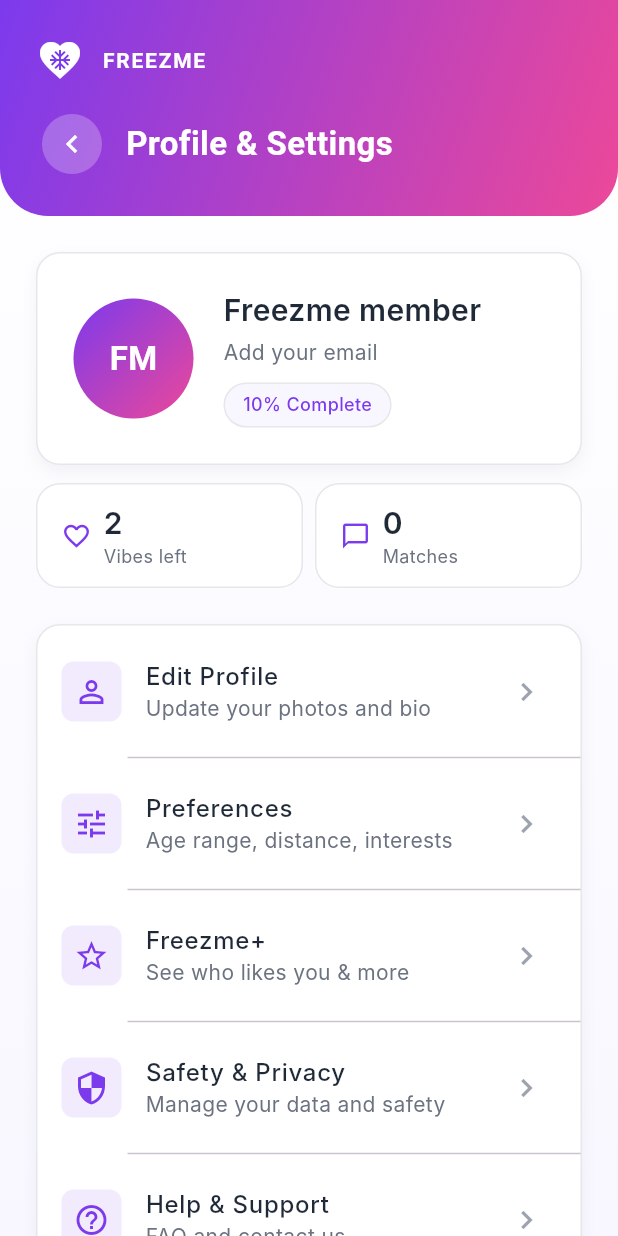
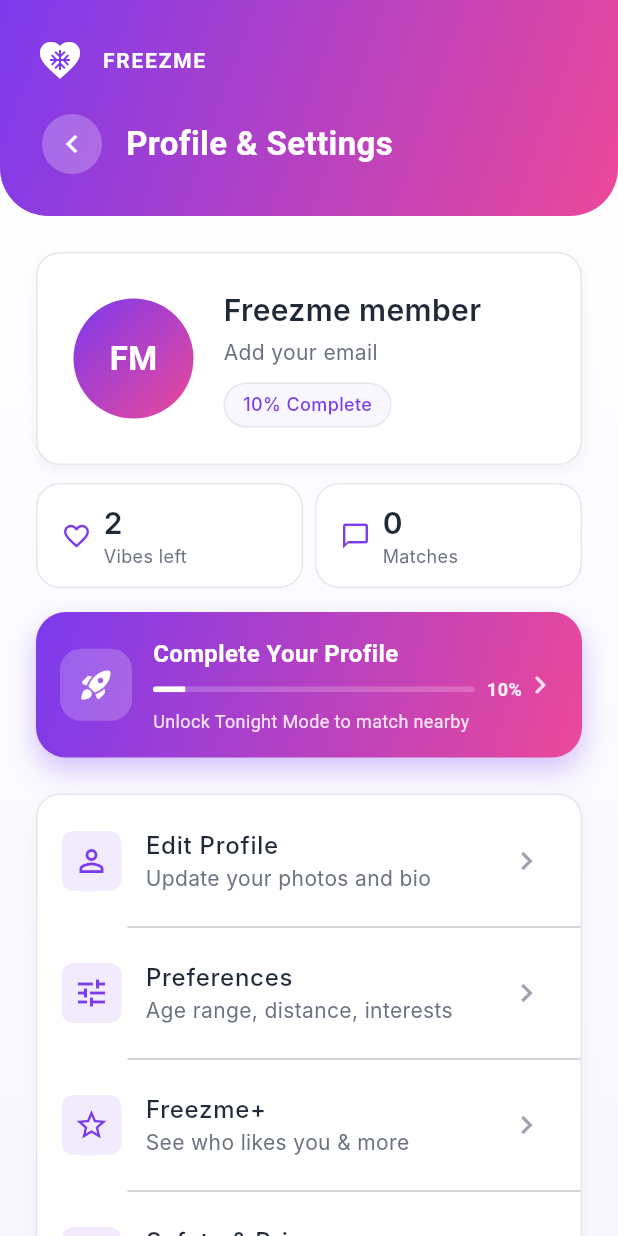
Before and after one commit to Leeshwaan04/freezmeonflutter, a Flutter app: the ProfileSettingsPage screen opened directly, on a phone screen of 412 x 824 dp. Run offline on Flutter 3.47's test engine with Material 3 defaults, Android fonts, the light colour scheme and no system bars; our stand-ins replace cached_network_image, cloud_firestore, cloud_functions, firebase_auth, firebase_core, firebase_messaging and 11 more; accounts and stored records are empty; network calls fail; Roboto replaces fonts that are missing (Inter).

Commit message:
Move profile completion prompt to Profile page, remove blocker from Tonight page

```diff
--- a/freezme/lib/ui/home/home_page.dart
+++ b/freezme/lib/ui/home/home_page.dart
@@ -148,7 +148,7 @@ class _HomePageState extends State<HomePage> {
             key: const PageStorageKey('homeScroll'),
             slivers: [
               _buildHeader(),
-              if (!flow.isProfileComplete) _buildProfileGate(flow),
+              // Profile completion prompt moved to Profile page - no longer a blocker here
               if (_isLoading) ...[
                  _buildLivePathsSkeleton(),
                  _buildTonightPoolSkeleton(),
--- a/freezme/lib/ui/profile/profile_settings_page.dart
+++ b/freezme/lib/ui/profile/profile_settings_page.dart
@@ -247,6 +247,12 @@ class _ProfileSettingsPageState extends State<ProfileSettingsPage> {
                         ],
                       ),
 
+                      // Profile Completion Banner - show when profile is not complete
+                      if (!flow.isProfileComplete) ...[
+                        const SizedBox(height: 16),
+                        _buildProfileCompletionBanner(flow, completion.toDouble()),
+                      ],
+
                       const SizedBox(height: 24),
 
                       // Menu Items
@@ -295,6 +301,105 @@ class _ProfileSettingsPageState extends State<ProfileSettingsPage> {
       ),
     );
   }
+
+  Widget _buildProfileCompletionBanner(AppFlowController flow, double completion) {
+    return GestureDetector(
+      onTap: () => flow.replaceStack(<AppStage>[AppStage.profileCompletion]),
+      child: Container(
+        padding: const EdgeInsets.all(16),
+        decoration: BoxDecoration(
+          gradient: const LinearGradient(
+            begin: Alignment.topLeft,
+            end: Alignment.bottomRight,
+            colors: [FreezmeDesignSystem.primary, FreezmeDesignSystem.secondary],
+          ),
+          borderRadius: BorderRadius.circular(20),
+          boxShadow: [
+            BoxShadow(
+              color: FreezmeDesignSystem.primary.withValues(alpha: 0.3),
+              blurRadius: 15,
+              offset: const Offset(0, 8),
+            ),
+          ],
+        ),
+        child: Row(
+          children: [
+            // Rocket Icon
+            Container(
+              width: 48,
+              height: 48,
+              decoration: BoxDecoration(
+                color: Colors.white.withValues(alpha: 0.2),
+                borderRadius: BorderRadius.circular(14),
+              ),
+              child: const Icon(
+                Icons.rocket_launch_rounded,
+                color: Colors.white,
+                size: 24,
+              ),
+            ),
+            const SizedBox(width: 14),
+            // Text Content
+            Expanded(
+              child: Column(
+                crossAxisAlignment: CrossAxisAlignment.start,
+                children: [
+                  const Text(
+                    'Complete Your Profile',
+                    style: TextStyle(
+                      color: Colors.white,
+                      fontSize: 16,
+                      fontWeight: FontWeight.w700,
+                    ),
+                  ),
+                  const SizedBox(height: 4),
+                  Row(
+                    children: [
+                      // Progress indicator
+                      Expanded(
+                        child: ClipRRect(
+                          borderRadius: BorderRadius.circular(4),
+                          child: LinearProgressIndicator(
+                            value: completion / 100,
+                            backgroundColor: Colors.white.withValues(alpha: 0.2),
+                            valueColor: const AlwaysStoppedAnimation<Color>(Colors.white),
+                            minHeight: 4,
+                          ),
+                        ),
+                      ),
+                      const SizedBox(width: 8),
+                      Text(
+                        '${completion.toInt()}%',
+                        style: TextStyle(
+                          color: Colors.white.withValues(alpha: 0.9),
+                          fontSize: 12,
+                          fontWeight: FontWeight.w600,
+                        ),
+                      ),
+                    ],
+                  ),
+                  const SizedBox(height: 4),
+                  Text(
+                    'Unlock Tonight Mode to match nearby',
+                    style: TextStyle(
+                      color: Colors.white.withValues(alpha: 0.85),
+                      fontSize: 12,
+                    ),
+                  ),
+                ],
+              ),
+            ),
+            // Arrow
+            Icon(
+              Icons.chevron_right_rounded,
+              color: Colors.white.withValues(alpha: 0.8),
+              size: 24,
+            ),
+          ],
+        ),
+      ),
+    );
+  }
 }
 
 class _StatPill extends StatelessWidget {
```
